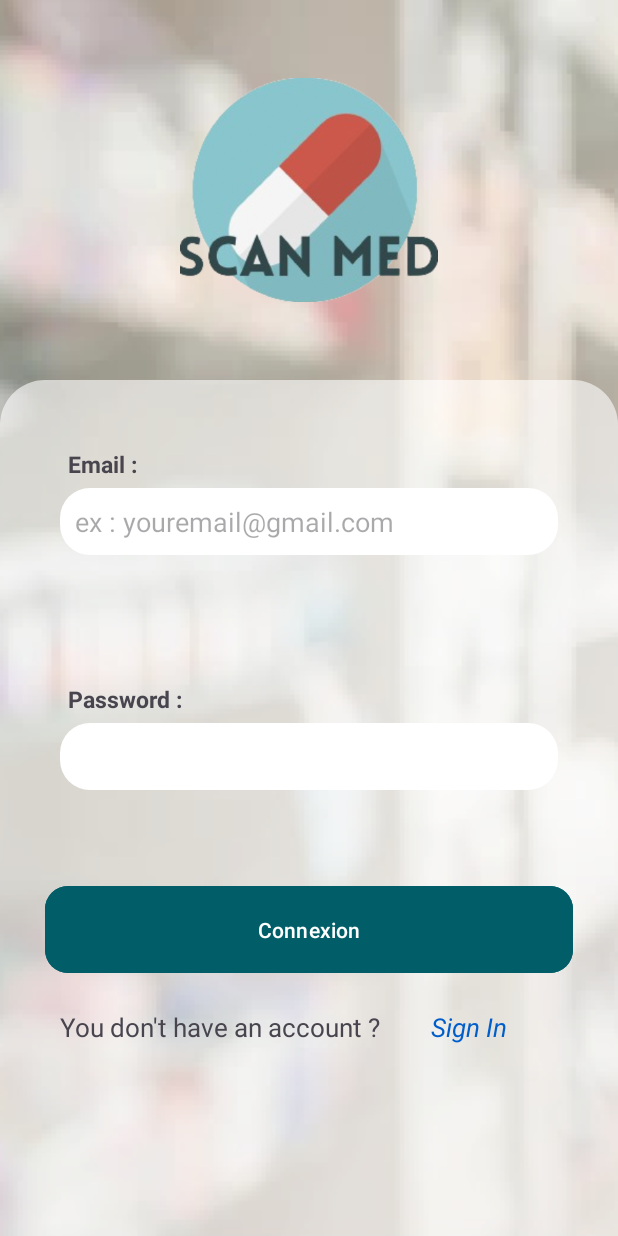
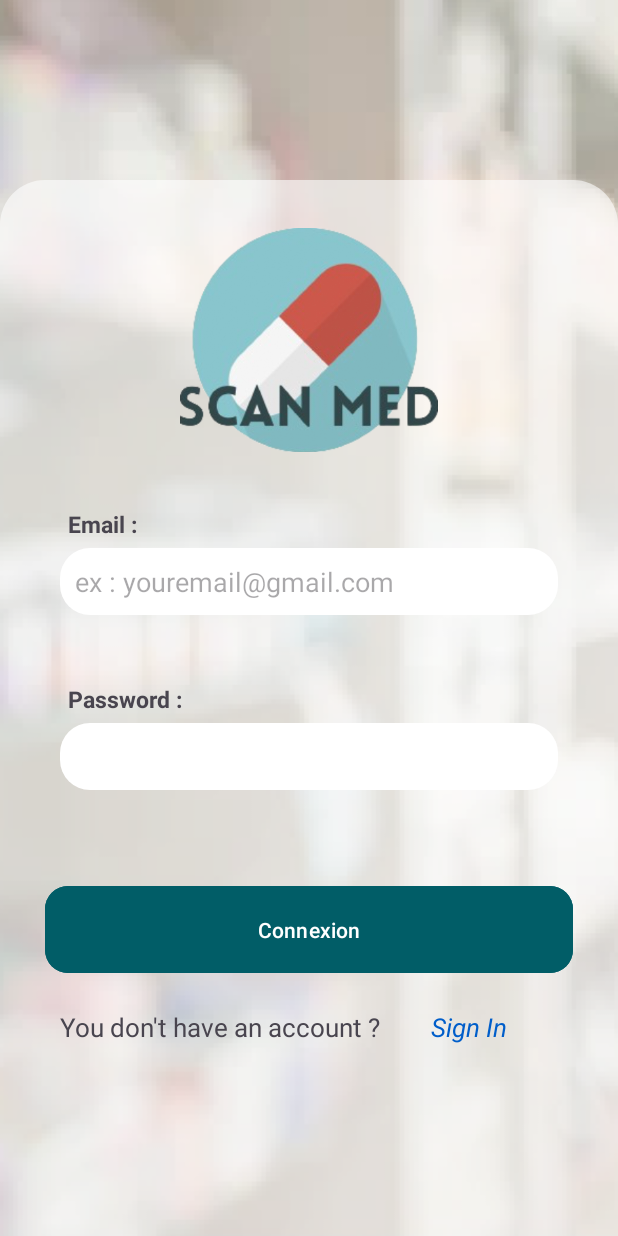
Before and after one commit to r00xas/SAE-S4, an Android app: the fragment LoginFragment shown on its own in the app's theme, on a phone screen of 412 x 824 dp. Run offline under Robolectric (Android 15) with nearby library versions, the phone set to English and light mode, and no system bars.

Commit message:
Edit page Login

```diff
--- a/ScanMed/app/src/main/java/com/example/scanmed/MainActivity.java
+++ b/ScanMed/app/src/main/java/com/example/scanmed/MainActivity.java
@@ -14,6 +14,6 @@ public class MainActivity extends AppCompatActivity {
     protected void onCreate(Bundle savedInstanceState) {
         super.onCreate(savedInstanceState);
         EdgeToEdge.enable(this);
-        setContentView(R.layout.fragment_homepage);
+        setContentView(R.layout.fragment_login);
     }
 }
--- a/ScanMed/app/src/main/res/layout/fragment_login.xml
+++ b/ScanMed/app/src/main/res/layout/fragment_login.xml
@@ -21,27 +21,26 @@
 
         <!-- TODO: Update blank fragment layout -->
 
-        <ImageView
-            android:id="@+id/imageView"
-            android:layout_width="match_parent"
-            android:layout_height="wrap_content"
-            android:layout_marginTop="20dp"
-            android:layout_marginLeft="120dp"
-            android:layout_marginRight="120dp"
-            android:layout_marginBottom="20dp"
-            android:src="@drawable/_63b66bbb9f73cf6807d08f8b33e53ea" />
-
         <LinearLayout
             android:layout_width="match_parent"
             android:layout_height="match_parent"
             android:background="@drawable/shape_login"
-            android:orientation="vertical">
+            android:orientation="vertical"
+            android:layout_marginTop="120dp">
+
+            <ImageView
+                android:id="@+id/imageView"
+                android:layout_width="match_parent"
+                android:layout_height="wrap_content"
+                android:layout_marginLeft="120dp"
+                android:layout_marginRight="120dp"
+                android:src="@drawable/_63b66bbb9f73cf6807d08f8b33e53ea" />
 
             <LinearLayout
                 android:layout_width="match_parent"
                 android:layout_height="wrap_content"
                 android:layout_gravity="center_vertical"
-                android:layout_marginTop="40dp"
+                android:layout_marginTop="0dp"
                 android:layout_marginBottom="40dp"
                 android:layout_marginLeft="40dp"
                 android:layout_marginRight="40dp"
@@ -74,7 +73,7 @@
                 android:layout_width="match_parent"
                 android:layout_height="wrap_content"
                 android:layout_gravity="center_vertical"
-                android:layout_marginTop="40dp"
+                android:layout_marginTop="0dp"
                 android:layout_marginBottom="40dp"
                 android:layout_marginLeft="40dp"
                 android:layout_marginRight="40dp"
```
